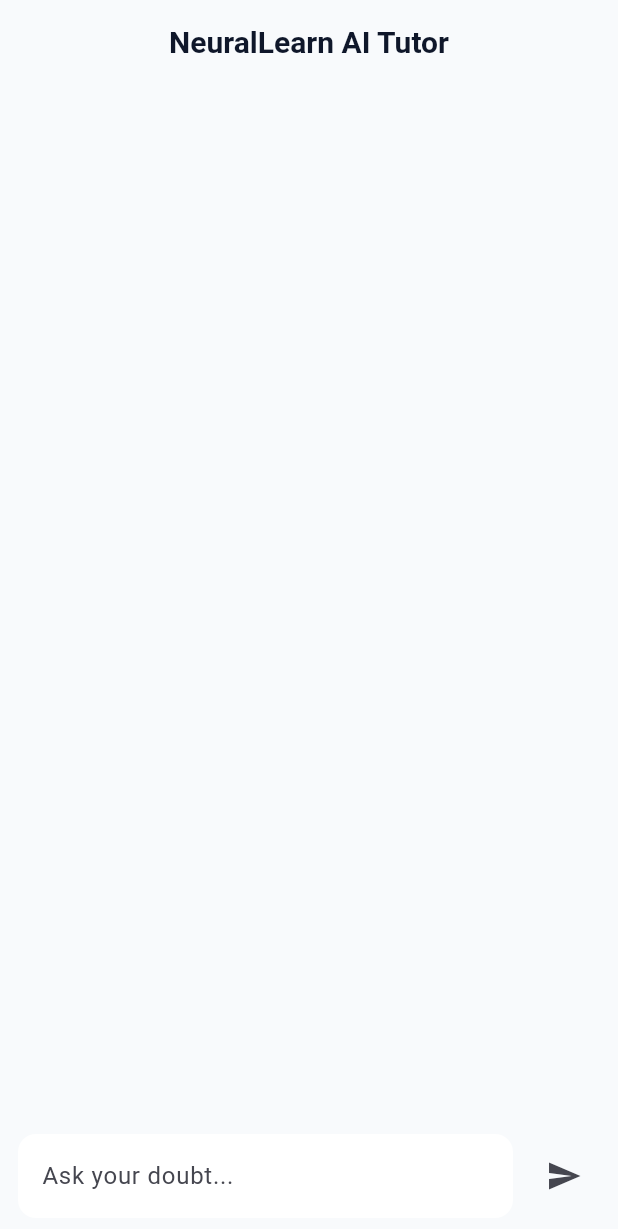
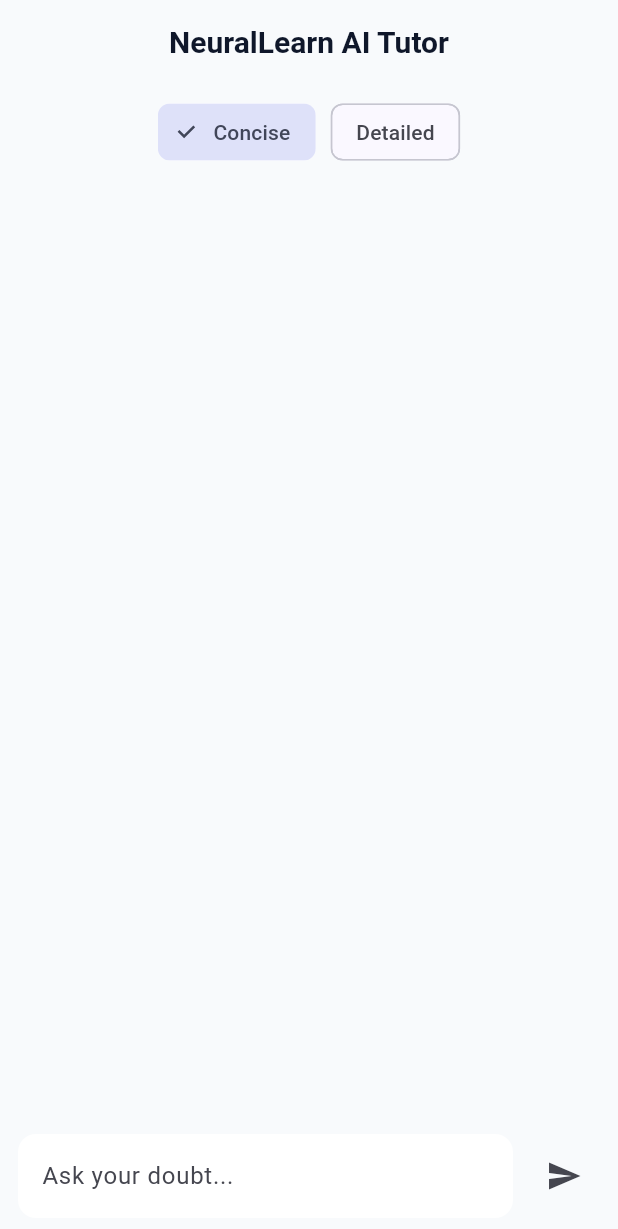
Before and after one commit to SuyashVJain/NeuralVoid, a Flutter app: the AITutorScreen screen opened directly with empty values, on a phone screen of 412 x 824 dp. Shown: the top 1229 px of the screen. Run offline on Flutter 3.47's test engine with Material 3 defaults, Android fonts, the phone set to English and light mode, and no system bars.

Commit message:
Add working concise/detailed toggle system

```diff
--- a/lib/features/ai_tutor/ai_tutor_screen.dart
+++ b/lib/features/ai_tutor/ai_tutor_screen.dart
@@ -1,5 +1,7 @@
+// lib/features/ai_tutor/ai_tutor_screen.dart
 import 'package:flutter/material.dart';
 import '../../models/student_model.dart';
+import '../../services/ai_router_service.dart';
 
 class AITutorScreen extends StatefulWidget {
   final Student student;
@@ -16,26 +18,35 @@
 
   final List<Map<String, String>> messages = [];
 
+  bool isConciseMode = true;
+
   void sendMessage() {
     final text = _messageController.text.trim();
     if (text.isEmpty) return;
 
+    final aiResponse = AIRouterService.generateResponse(text);
+
     setState(() {
       messages.add({"role": "user", "content": text});
+
       messages.add({
         "role": "ai",
-        "content": "This is a placeholder AI response for now."
+        "content": isConciseMode
+            ? aiResponse.concise
+            : aiResponse.detailed,
       });
     });
 
     _messageController.clear();
 
     Future.delayed(const Duration(milliseconds: 100), () {
-      _scrollController.animateTo(
-        _scrollController.position.maxScrollExtent,
-        duration: const Duration(milliseconds: 300),
-        curve: Curves.easeOut,
-      );
+      if (_scrollController.hasClients) {
+        _scrollController.animateTo(
+          _scrollController.position.maxScrollExtent,
+          duration: const Duration(milliseconds: 300),
+          curve: Curves.easeOut,
+        );
+      }
     });
   }
 
@@ -48,7 +59,36 @@
       ),
       body: Column(
         children: [
-          // Chat Messages
+          // ===== Toggle Section =====
+          Padding(
+            padding: const EdgeInsets.symmetric(horizontal: 16, vertical: 8),
+            child: Row(
+              mainAxisAlignment: MainAxisAlignment.center,
+              children: [
+                ChoiceChip(
+                  label: const Text("Concise"),
+                  selected: isConciseMode,
+                  onSelected: (_) {
+                    setState(() {
+                      isConciseMode = true;
+                    });
+                  },
+                ),
+                const SizedBox(width: 10),
+                ChoiceChip(
+                  label: const Text("Detailed"),
+                  selected: !isConciseMode,
+                  onSelected: (_) {
+                    setState(() {
+                      isConciseMode = false;
+                    });
+                  },
+                ),
+              ],
+            ),
+          ),
+
+          // ===== Chat Messages =====
           Expanded(
             child: ListView.builder(
               controller: _scrollController,
@@ -83,7 +123,7 @@
             ),
           ),
 
-          // Input Bar (Fixed with SafeArea)
+          // ===== Input Bar =====
           SafeArea(
             child: Padding(
               padding: const EdgeInsets.fromLTRB(12, 8, 12, 12),
@@ -95,6 +135,7 @@
                       decoration: const InputDecoration(
                         hintText: "Ask your doubt...",
                       ),
+                      onSubmitted: (_) => sendMessage(),
                     ),
                   ),
                   const SizedBox(width: 10),
--- /dev/null
+++ b/lib/models/ai_response_model.dart
@@ -0,0 +1,11 @@
+class AIResponse {
+  final String subject;
+  final String concise;
+  final String detailed;
+
+  AIResponse({
+    required this.subject,
+    required this.concise,
+    required this.detailed,
+  });
+}
```
Also changed, not shown: lib/services/ai_router_service.dart (+39 -0 lines).
